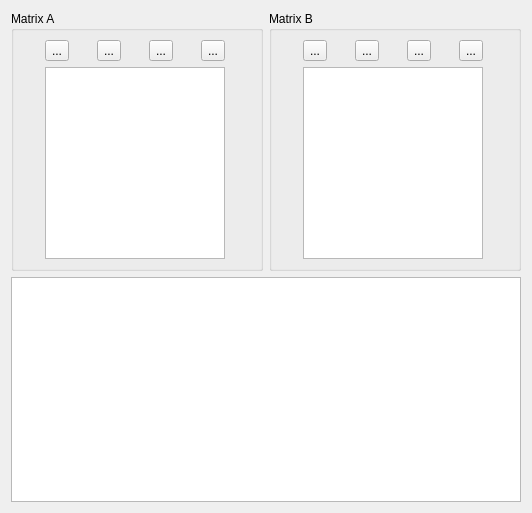
The window that src/ui/matrix_widget.ui (YuriyRusinov/lapack_test) describes before a commit, drawn with Qt 5.
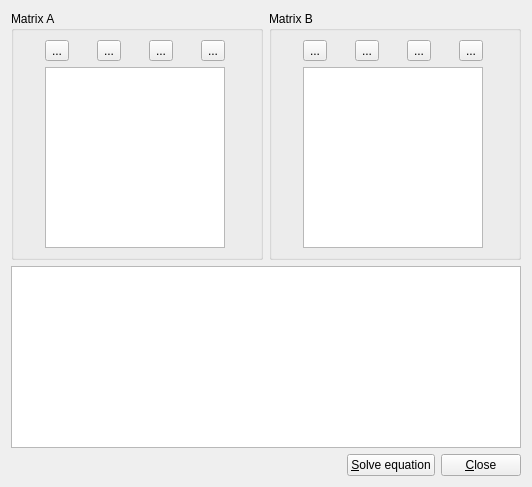
The same window after the commit.

What changed in the file:
```diff
--- a/src/ui/matrix_widget.ui
+++ b/src/ui/matrix_widget.ui
@@ -7,7 +7,7 @@
     <x>0</x>
     <y>0</y>
     <width>532</width>
-    <height>513</height>
+    <height>487</height>
    </rect>
   </property>
   <property name="windowTitle">
@@ -97,6 +97,37 @@
    <item row="1" column="0" colspan="2">
     <widget class="QTableView" name="tvMatrixRes"/>
    </item>
+   <item row="2" column="0" colspan="2">
+    <layout class="QHBoxLayout" name="buttonsLayout">
+     <item>
+      <spacer name="horizontalSpacer">
+       <property name="orientation">
+        <enum>Qt::Horizontal</enum>
+       </property>
+       <property name="sizeHint" stdset="0">
+        <size>
+         <width>40</width>
+         <height>20</height>
+        </size>
+       </property>
+      </spacer>
+     </item>
+     <item>
+      <widget class="QPushButton" name="pbSolve">
+       <property name="text">
+        <string>&amp;Solve equation</string>
+       </property>
+      </widget>
+     </item>
+     <item>
+      <widget class="QPushButton" name="pbClose">
+       <property name="text">
+        <string>&amp;Close</string>
+       </property>
+      </widget>
+     </item>
+    </layout>
+   </item>
   </layout>
  </widget>
  <resources/>
```
